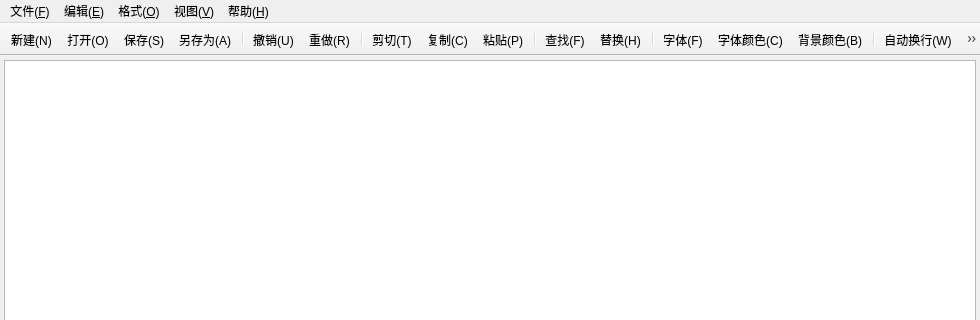
This is mainwindow.ui in Cassie-darling/SimpleTextEditor as Qt 5 draws it before an edit; both pictures show x 0 to 980 and y 0 to 320 of the 980 by 660 pixel window. The edited form follows.
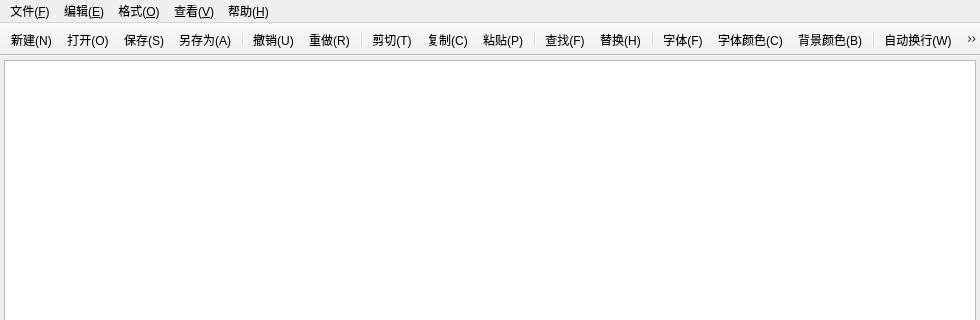
This is the edited form. Icons and pictures are not drawn. Custom widgets are drawn as their Qt base class.

Commit message:
style: 状态栏与当前行高亮按实验参考界面调整
- 菜单“视图”改为“查看”，与参考界面一致
- 状态栏显示 length / lines / Ln / Col 及作者信息
- 窗口标题格式改为 [*]文件名 - 简单文本编辑器，默认文件名为“新建文本文件”
- 当前行高亮改为浅黄色

The edit to the form file:
```diff
--- a/mainwindow.ui
+++ b/mainwindow.ui
@@ -89,7 +89,7 @@
    </widget>
    <widget class="QMenu" name="menuView">
     <property name="title">
-     <string>视图(&amp;V)</string>
+     <string>查看(&amp;V)</string>
     </property>
     <addaction name="actToolBar"/>
     <addaction name="actStatusBar"/>
```
Left out of the diff: 2 changed lines with no effect on the pictures. The commit also changes 3 other files.
